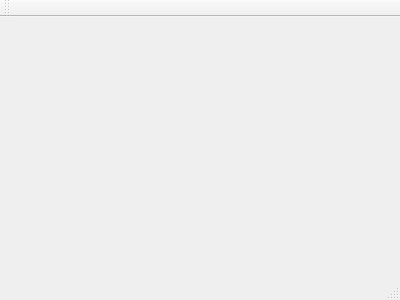
Qt form algorithmic_machines/mainwindow.ui (alexeypodusov/algorithmic_machines) before a commit.
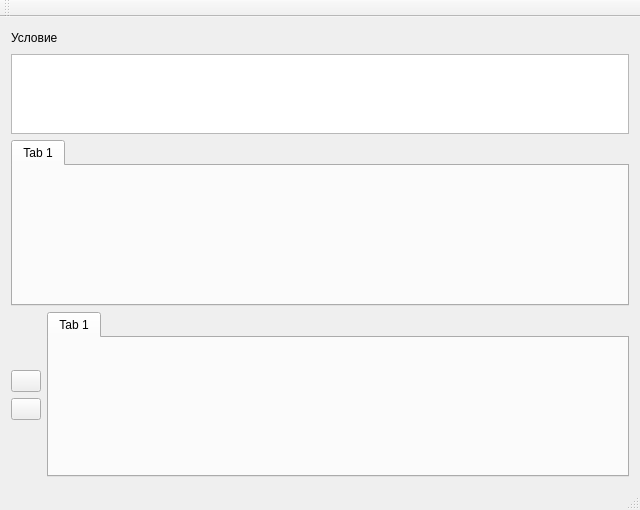
The same form after that commit.

What changed in the file:
```diff
--- a/algorithmic_machines/mainwindow.ui
+++ b/algorithmic_machines/mainwindow.ui
@@ -1,24 +1,171 @@
 <ui version="4.0">
  <class>MainWindow</class>
- <widget class="QMainWindow" name="MainWindow" >
-  <property name="geometry" >
+ <widget class="QMainWindow" name="MainWindow">
+  <property name="geometry">
    <rect>
     <x>0</x>
     <y>0</y>
-    <width>400</width>
-    <height>300</height>
+    <width>640</width>
+    <height>510</height>
    </rect>
   </property>
   <property name="windowTitle" >
    <string>MainWindow</string>
   </property>
-  <widget class="QMenuBar" name="menuBar" />
-  <widget class="QToolBar" name="mainToolBar" />
-  <widget class="QWidget" name="centralWidget" />
-  <widget class="QStatusBar" name="statusBar" />
+  <widget class="QWidget" name="centralWidget">
+   <layout class="QVBoxLayout" name="verticalLayout_2">
+    <item>
+     <layout class="QVBoxLayout" name="mainVerticalLayout">
+      <item>
+       <layout class="QVBoxLayout" name="taskLayout">
+        <item>
+         <widget class="QLabel" name="labelTask">
+          <property name="maximumSize">
+           <size>
+            <width>16777215</width>
+            <height>20</height>
+           </size>
+          </property>
+          <property name="text">
+           <string>Условие</string>
+          </property>
+         </widget>
+        </item>
+        <item>
+         <widget class="QTextEdit" name="taskTextEdit">
+          <property name="minimumSize">
+           <size>
+            <width>0</width>
+            <height>40</height>
+           </size>
+          </property>
+          <property name="maximumSize">
+           <size>
+            <width>16777215</width>
+            <height>80</height>
+           </size>
+          </property>
+         </widget>
+        </item>
+       </layout>
+      </item>
+      <item>
+       <layout class="QVBoxLayout" name="workAreaLayout">
+        <item>
+         <widget class="QTabWidget" name="tabWidget">
+          <property name="currentIndex">
+           <number>0</number>
+          </property>
+          <widget class="QWidget" name="tab">
+           <attribute name="title">
+            <string>Tab 1</string>
+           </attribute>
+          </widget>
+         </widget>
+        </item>
+       </layout>
+      </item>
+      <item>
+       <layout class="QHBoxLayout" name="commandBarLayout">
+        <item>
+         <layout class="QVBoxLayout" name="buttonsLayout">
+          <item>
+           <spacer name="verticalSpacer">
+            <property name="orientation">
+             <enum>Qt::Vertical</enum>
+            </property>
+            <property name="sizeHint" stdset="0">
+             <size>
+              <width>20</width>
+              <height>40</height>
+             </size>
+            </property>
+           </spacer>
+          </item>
+          <item>
+           <widget class="QPushButton" name="pushButton">
+            <property name="maximumSize">
+             <size>
+              <width>30</width>
+              <height>16777215</height>
+             </size>
+            </property>
+            <property name="text">
+             <string/>
+            </property>
+           </widget>
+          </item>
+          <item>
+           <widget class="QPushButton" name="pushButton_2">
+            <property name="maximumSize">
+             <size>
+              <width>30</width>
+              <height>16777215</height>
+             </size>
+            </property>
+            <property name="text">
+             <string/>
+            </property>
+           </widget>
+          </item>
+          <item>
+           <spacer name="verticalSpacer_2">
+            <property name="orientation">
+             <enum>Qt::Vertical</enum>
+            </property>
+            <property name="sizeHint" stdset="0">
+             <size>
+              <width>20</width>
+              <height>40</height>
+             </size>
+            </property>
+           </spacer>
+          </item>
+         </layout>
+        </item>
+        <item>
+         <layout class="QVBoxLayout" name="commandLayout">
+          <item>
+           <widget class="QTabWidget" name="tabWidget_2">
+            <property name="currentIndex">
+             <number>0</number>
+            </property>
+            <widget class="QWidget" name="tab_2">
+             <attribute name="title">
+              <string>Tab 1</string>
+             </attribute>
+            </widget>
+           </widget>
+          </item>
+         </layout>
+        </item>
+       </layout>
+      </item>
+     </layout>
+    </item>
+   </layout>
+  </widget>
+  <widget class="QMenuBar" name="menuBar">
+   <property name="geometry">
+    <rect>
+     <x>0</x>
+     <y>0</y>
+     <width>640</width>
+     <height>20</height>
+    </rect>
+   </property>
+  </widget>
+  <widget class="QToolBar" name="mainToolBar">
+   <attribute name="toolBarArea">
+    <enum>TopToolBarArea</enum>
+   </attribute>
+   <attribute name="toolBarBreak">
+    <bool>false</bool>
+   </attribute>
+  </widget>
+  <widget class="QStatusBar" name="statusBar"/>
  </widget>
- <layoutDefault spacing="6" margin="11" />
- <pixmapfunction></pixmapfunction>
+ <layoutdefault spacing="6" margin="11"/>
  <resources/>
  <connections/>
 </ui>
```
Left out of the diff: 3 changed lines with no effect on the pictures.
